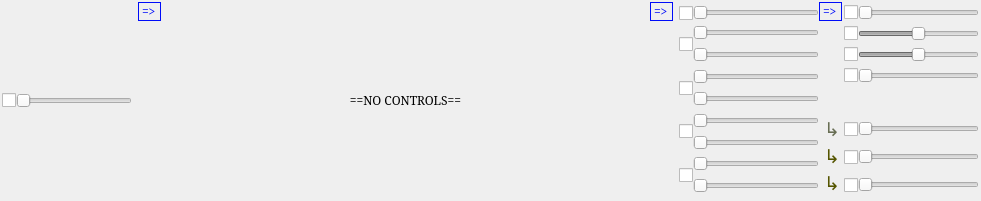
Old version of the form Qt/qt4_audio_instrument_widget.ui in the repository kmatheussen/radium.
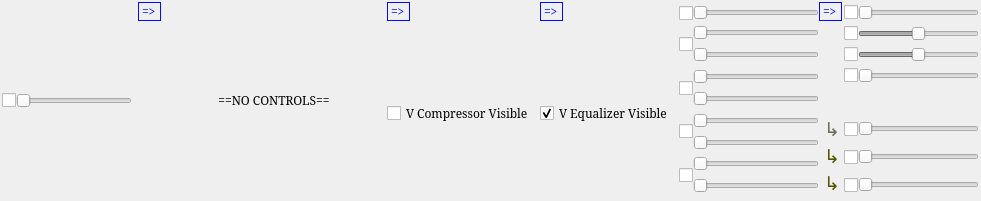
New version of the form.

Commit message: System compressor, etc.

What changed in the file:
```diff
--- a/Qt/qt4_audio_instrument_widget.ui
+++ b/Qt/qt4_audio_instrument_widget.ui
@@ -238,6 +238,76 @@
        </property>
       </widget>
      </item>
+     <item>
+      <layout class="QVBoxLayout" name="verticalLayout_14">
+       <item>
+        <widget class="QLabel" name="arrow7">
+         <property name="sizePolicy">
+          <sizepolicy hsizetype="Fixed" vsizetype="Fixed">
+           <horstretch>0</horstretch>
+           <verstretch>0</verstretch>
+          </sizepolicy>
+         </property>
+         <property name="palette">
+          <palette>
+           <active>
+            <colorrole role="WindowText">
+             <brush brushstyle="SolidPattern">
+              <color alpha="255">
+               <red>0</red>
+               <green>12</green>
+               <blue>249</blue>
+              </color>
+             </brush>
+            </colorrole>
+           </active>
+           <inactive>
+            <colorrole role="WindowText">
+             <brush brushstyle="SolidPattern">
+              <color alpha="255">
+               <red>0</red>
+               <green>12</green>
+               <blue>249</blue>
+              </color>
+             </brush>
+            </colorrole>
+           </inactive>
+           <disabled>
+            <colorrole role="WindowText">
+             <brush brushstyle="SolidPattern">
+              <color alpha="255">
+               <red>106</red>
+               <green>104</green>
+               <blue>100</blue>
+              </color>
+             </brush>
+            </colorrole>
+           </disabled>
+          </palette>
+         </property>
+         <property name="frameShape">
+          <enum>QFrame::Box</enum>
+         </property>
+         <property name="text">
+          <string>=&gt;</string>
+         </property>
+        </widget>
+       </item>
+       <item>
+        <widget class="QCheckBox" name="show_compressor">
+         <property name="sizePolicy">
+          <sizepolicy hsizetype="Minimum" vsizetype="Minimum">
+           <horstretch>0</horstretch>
+           <verstretch>0</verstretch>
+          </sizepolicy>
+         </property>
+         <property name="text">
+          <string>V Compressor Visible</string>
+         </property>
+        </widget>
+       </item>
+      </layout>
+     </item>
      <item>
       <layout class="QVBoxLayout" name="verticalLayout_12">
        <item>
@@ -294,17 +364,20 @@
         </widget>
        </item>
        <item>
-        <spacer name="verticalSpacer_2">
-         <property name="orientation">
-          <enum>Qt::Vertical</enum>
+        <widget class="QCheckBox" name="show_equalizer">
+         <property name="sizePolicy">
+          <sizepolicy hsizetype="Minimum" vsizetype="Minimum">
+           <horstretch>0</horstretch>
+           <verstretch>0</verstretch>
+          </sizepolicy>
          </property>
-         <property name="sizeHint" stdset="0">
-          <size>
-           <width>20</width>
-           <height>10</height>
-          </size>
+         <property name="text">
+          <string>V Equalizer Visible</string>
          </property>
-        </spacer>
+         <property name="checked">
+          <bool>true</bool>
+         </property>
+        </widget>
        </item>
       </layout>
      </item>
```
Left out of the diff: 374 changed lines with no effect on the pictures. The commit also changes 21 other files.
